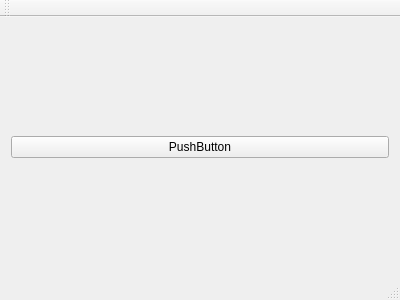
The window that livetiles/mainwindow.ui (mauricek/qt_uwp_snippets) describes before a commit, drawn with Qt 5.
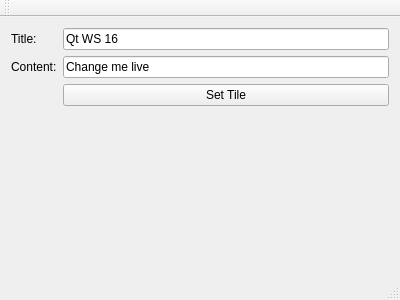
The same window after the commit.

Commit message: Some cleanup for the live tile example

Diff of the .ui file:
```diff
--- a/livetiles/mainwindow.ui
+++ b/livetiles/mainwindow.ui
@@ -14,11 +14,39 @@
    <string>MainWindow</string>
   </property>
   <widget class="QWidget" name="centralWidget">
-   <layout class="QVBoxLayout" name="verticalLayout">
-    <item>
+   <layout class="QFormLayout" name="formLayout">
+    <item row="0" column="0">
+     <widget class="QLabel" name="label">
+      <property name="text">
+       <string>Title:</string>
+      </property>
+     </widget>
+    </item>
+    <item row="0" column="1">
+     <widget class="QLineEdit" name="titleEdit">
+      <property name="text">
+       <string>Qt WS 16</string>
+      </property>
+     </widget>
+    </item>
+    <item row="1" column="0">
+     <widget class="QLabel" name="label_2">
+      <property name="text">
+       <string>Content:</string>
+      </property>
+     </widget>
+    </item>
+    <item row="1" column="1">
+     <widget class="QLineEdit" name="contentEdit">
+      <property name="text">
+       <string>Change me live</string>
+      </property>
+     </widget>
+    </item>
+    <item row="2" column="1">
      <widget class="QPushButton" name="pushButton">
       <property name="text">
-       <string>PushButton</string>
+       <string>Set Tile</string>
       </property>
      </widget>
     </item>
```
Left out of the diff: 2 changed lines with no effect on the pictures. The commit also changes 4 other files.
